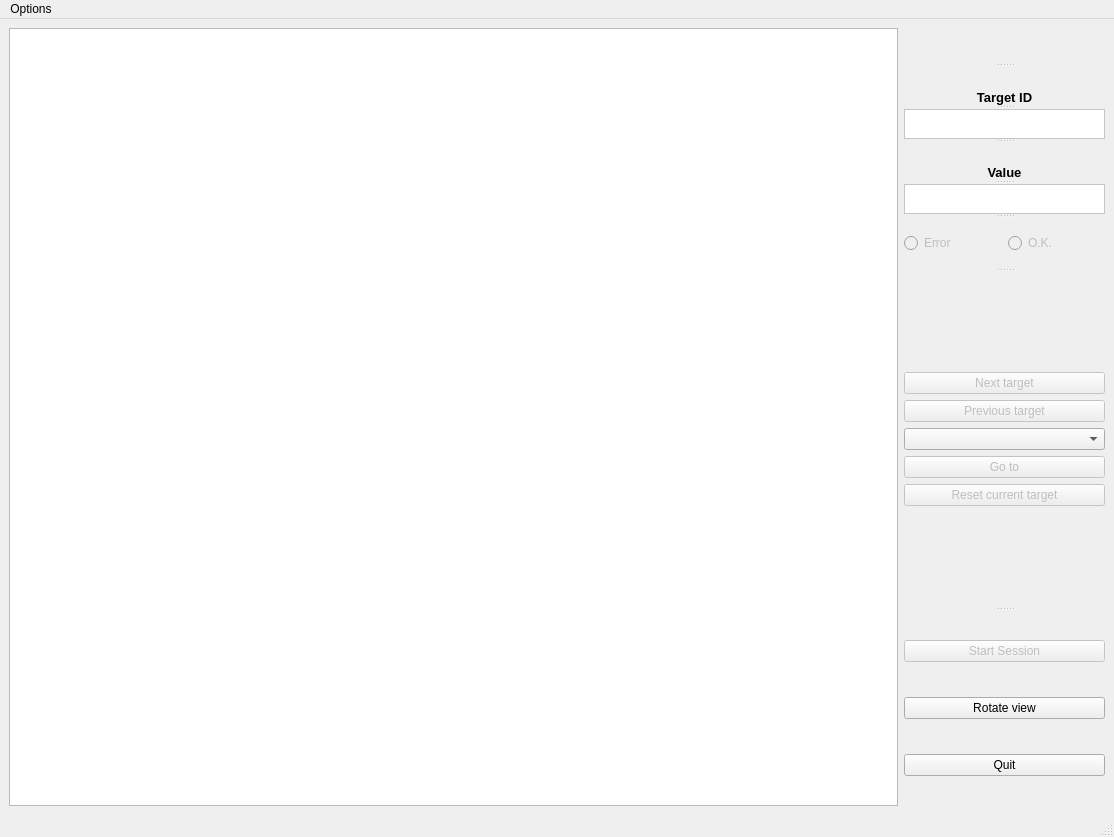
This is wacom_recorder/recorder_ui.ui in drordotan/writracker as Qt 5 draws it before an edit. The edited form follows.
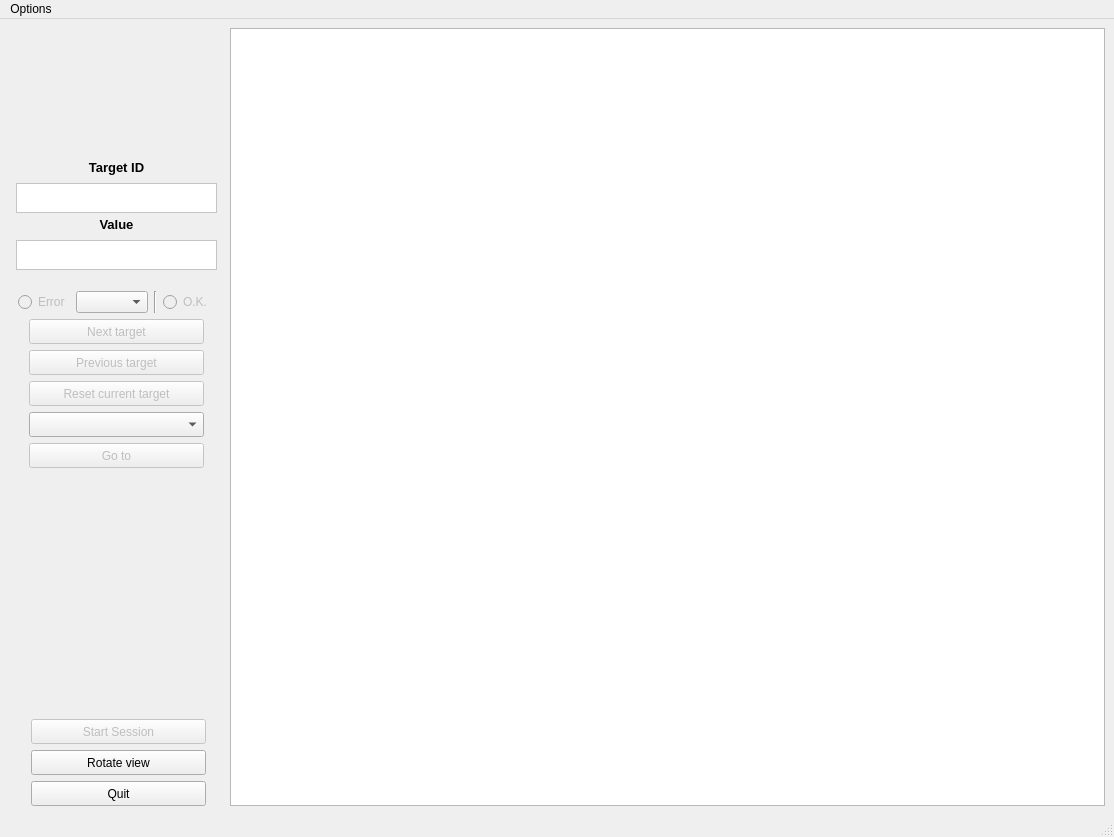
This is the edited form. Icons and pictures are not drawn.

Commit message:
Recorder: Change UI layout positioning
-Fix logo, logo size constraints
-Move menu to the left and fix button constraints
-Add ComboxBox for future error tagging support

The edit to the form file:
```diff
--- a/wacom_recorder/recorder_ui.ui
+++ b/wacom_recorder/recorder_ui.ui
@@ -17,66 +17,48 @@
    <bool>false</bool>
   </property>
   <widget class="QWidget" name="centralwidget">
-   <layout class="QHBoxLayout" name="horizontalLayout">
+   <layout class="QHBoxLayout" name="horizontalLayout_2">
     <item>
-     <widget class="QGraphicsView" name="tablet_paint_graphicsview">
-      <property name="minimumSize">
+     <layout class="QVBoxLayout" name="verticalLayout_2">
+      <item>
+       <spacer name="verticalSpacer_2">
+        <property name="orientation">
+         <enum>Qt::Vertical</enum>
+        </property>
+        <property name="sizeType">
+         <enum>QSizePolicy::Fixed</enum>
+        </property>
+        <property name="sizeHint" stdset="0">
        <size>
-        <width>800</width>
-        <height>600</height>
-       </size>
-      </property>
-      <property name="frameShape">
-       <enum>QFrame::StyledPanel</enum>
-      </property>
-      <property name="frameShadow">
-       <enum>QFrame::Plain</enum>
-      </property>
-      <property name="lineWidth">
-       <number>3</number>
-      </property>
-      <property name="midLineWidth">
-       <number>1</number>
-      </property>
-      <property name="verticalScrollBarPolicy">
-       <enum>Qt::ScrollBarAlwaysOff</enum>
-      </property>
-      <property name="horizontalScrollBarPolicy">
-       <enum>Qt::ScrollBarAlwaysOff</enum>
-      </property>
-      <property name="sizeAdjustPolicy">
-       <enum>QAbstractScrollArea::AdjustIgnored</enum>
-      </property>
-      <property name="foregroundBrush">
-       <brush brushstyle="NoBrush">
-        <color alpha="255">
-         <red>0</red>
-         <green>0</green>
-         <blue>0</blue>
-        </color>
-       </brush>
-      </property>
-      <property name="renderHints">
-       <set>QPainter::TextAntialiasing</set>
-      </property>
-      <property name="viewportUpdateMode">
-       <enum>QGraphicsView::MinimalViewportUpdate</enum>
-      </property>
-     </widget>
+          <width>20</width>
+          <height>10</height>
+         </size>
+        </property>
+       </spacer>
     </item>
     <item>
-     <widget class="QSplitter" name="splitter">
-      <property name="orientation">
-       <enum>Qt::Vertical</enum>
-      </property>
       <widget class="QLabel" name="label_3">
+        <property name="minimumSize">
+         <size>
+          <width>175</width>
+          <height>116</height>
+         </size>
+        </property>
+        <property name="maximumSize">
+         <size>
+          <width>200</width>
+          <height>149</height>
+         </size>
+        </property>
        <property name="text">
-        <string>&lt;html&gt;&lt;head/&gt;&lt;body&gt;&lt;p&gt;&lt;img src=&quot;img/writracker_logo.png&quot; width=70 height=100/&gt;&lt;/p&gt;&lt;/body&gt;&lt;/html&gt;</string>
+         <string>&lt;html&gt;&lt;head/&gt;&lt;body&gt;&lt;p&gt;&lt;img src=&quot;img/writracker_logo.png&quot; width=175 height=116/&gt;&lt;/p&gt;&lt;/body&gt;&lt;/html&gt;</string>
        </property>
        <property name="alignment">
         <set>Qt::AlignCenter</set>
        </property>
       </widget>
+      </item>
+      <item>
       <widget class="QLabel" name="label">
        <property name="font">
         <font>
@@ -92,6 +74,8 @@
         <set>Qt::AlignBottom|Qt::AlignHCenter</set>
        </property>
       </widget>
+      </item>
+      <item alignment="Qt::AlignHCenter">
       <widget class="QTextEdit" name="targetnum_textedit_value">
        <property name="enabled">
         <bool>false</bool>
@@ -126,6 +110,8 @@
         <enum>Qt::ScrollBarAlwaysOff</enum>
        </property>
       </widget>
+      </item>
+      <item>
       <widget class="QLabel" name="label_2">
        <property name="font">
         <font>
@@ -141,6 +127,8 @@
         <set>Qt::AlignBottom|Qt::AlignHCenter</set>
        </property>
       </widget>
+      </item>
+      <item alignment="Qt::AlignHCenter">
       <widget class="QTextEdit" name="target_textedit">
        <property name="enabled">
         <bool>false</bool>
@@ -175,9 +163,28 @@
         <enum>Qt::ScrollBarAlwaysOff</enum>
        </property>
       </widget>
-      <widget class="QWidget" name="horizontalLayoutWidget_3">
-       <layout class="QHBoxLayout" name="horizontalLayout_4">
+      </item>
         <item>
+       <spacer name="horizontalSpacer">
+        <property name="orientation">
+         <enum>Qt::Horizontal</enum>
+        </property>
+        <property name="sizeType">
+         <enum>QSizePolicy::Fixed</enum>
+        </property>
+        <property name="sizeHint" stdset="0">
+         <size>
+          <width>215</width>
+          <height>17</height>
+         </size>
+        </property>
+       </spacer>
+      </item>
+      <item>
+       <layout class="QVBoxLayout" name="verticalLayout">
+        <item>
+         <layout class="QHBoxLayout" name="horizontalLayout">
+          <item alignment="Qt::AlignRight">
          <widget class="QRadioButton" name="radiobtn_err">
           <property name="enabled">
            <bool>false</bool>
@@ -190,6 +197,16 @@
           </property>
          </widget>
         </item>
+          <item>
+           <widget class="QComboBox" name="combobox_errortype"/>
+          </item>
+          <item>
+           <widget class="Line" name="line">
+            <property name="orientation">
+             <enum>Qt::Vertical</enum>
+            </property>
+           </widget>
+          </item>
         <item>
          <widget class="QRadioButton" name="radiobtn_ok">
           <property name="enabled">
@@ -208,16 +225,24 @@
          </widget>
         </item>
        </layout>
-      </widget>
-      <widget class="QWidget" name="verticalLayoutWidget_2">
-       <layout class="QVBoxLayout" name="verticalLayout_7">
-        <item>
-         <layout class="QVBoxLayout" name="verticalLayout_3">
-          <item>
+        </item>
+        <item alignment="Qt::AlignHCenter">
            <widget class="QPushButton" name="next_btn">
             <property name="enabled">
              <bool>false</bool>
             </property>
+          <property name="minimumSize">
+           <size>
+            <width>175</width>
+            <height>25</height>
+           </size>
+          </property>
+          <property name="maximumSize">
+           <size>
+            <width>175</width>
+            <height>25</height>
+           </size>
+          </property>
             <property name="toolTip">
              <string>Save current trajectory and move to the next target</string>
             </property>
@@ -230,11 +255,23 @@
             </property>
            </widget>
           </item>
-          <item>
+        <item alignment="Qt::AlignHCenter">
            <widget class="QPushButton" name="prv_btn">
             <property name="enabled">
              <bool>false</bool>
             </property>
+          <property name="minimumSize">
+           <size>
+            <width>175</width>
+            <height>25</height>
+           </size>
+          </property>
+          <property name="maximumSize">
+           <size>
+            <width>175</width>
+            <height>16777215</height>
+           </size>
+          </property>
             <property name="toolTip">
              <string>Save current trajectory and move to the previous target</string>
             </property>
@@ -247,31 +284,23 @@
             </property>
            </widget>
           </item>
-          <item>
-           <widget class="QComboBox" name="combobox_targets"/>
-          </item>
-          <item>
-           <widget class="QPushButton" name="goto_btn">
-            <property name="enabled">
-             <bool>false</bool>
-            </property>
-            <property name="toolTip">
-             <string>Choose target from a list and continue from there.</string>
-            </property>
-            <property name="text">
-             <string>Go to</string>
-            </property>
-            <property name="icon">
-             <iconset>
-              <normaloff>img/magnifying_glass.png</normaloff>img/magnifying_glass.png</iconset>
-            </property>
-           </widget>
-          </item>
-          <item>
+        <item alignment="Qt::AlignHCenter">
            <widget class="QPushButton" name="reset_btn">
             <property name="enabled">
              <bool>false</bool>
             </property>
+          <property name="minimumSize">
+           <size>
+            <width>175</width>
+            <height>25</height>
+           </size>
+          </property>
+          <property name="maximumSize">
+           <size>
+            <width>175</width>
+            <height>16777215</height>
+           </size>
+          </property>
             <property name="toolTip">
              <string>Discard current trajectory and repeat current target</string>
             </property>
@@ -284,17 +313,88 @@
             </property>
            </widget>
           </item>
-         </layout>
+        <item alignment="Qt::AlignHCenter">
+         <widget class="QComboBox" name="combobox_targets">
+          <property name="minimumSize">
+           <size>
+            <width>175</width>
+            <height>25</height>
+           </size>
+          </property>
+          <property name="maximumSize">
+           <size>
+            <width>175</width>
+            <height>16777215</height>
+           </size>
+          </property>
+         </widget>
         </item>
-       </layout>
-      </widget>
-      <widget class="QWidget" name="verticalLayoutWidget">
+        <item alignment="Qt::AlignHCenter">
+         <widget class="QPushButton" name="goto_btn">
+          <property name="enabled">
+           <bool>false</bool>
+          </property>
+          <property name="minimumSize">
+           <size>
+            <width>175</width>
+            <height>25</height>
+           </size>
+          </property>
+          <property name="maximumSize">
+           <size>
+            <width>175</width>
+            <height>16777215</height>
+           </size>
+          </property>
+          <property name="toolTip">
+           <string>Choose target from a list and continue from there.</string>
+          </property>
+          <property name="text">
+           <string>Go to</string>
+          </property>
+          <property name="icon">
+           <iconset>
+            <normaloff>img/magnifying_glass.png</normaloff>img/magnifying_glass.png</iconset>
+          </property>
+         </widget>
+        </item>
+       </layout>
+      </item>
+      <item>
+       <spacer name="verticalSpacer">
+        <property name="orientation">
+         <enum>Qt::Vertical</enum>
+        </property>
+        <property name="sizeHint" stdset="0">
+         <size>
+          <width>20</width>
+          <height>40</height>
+         </size>
+        </property>
+       </spacer>
+      </item>
+      <item>
        <layout class="QVBoxLayout" name="verticalLayout_6">
-        <item>
+        <property name="leftMargin">
+         <number>5</number>
+        </property>
+        <item alignment="Qt::AlignHCenter">
          <widget class="QPushButton" name="start_ssn_btn">
           <property name="enabled">
            <bool>false</bool>
           </property>
+          <property name="minimumSize">
+           <size>
+            <width>175</width>
+            <height>25</height>
+           </size>
+          </property>
+          <property name="maximumSize">
+           <size>
+            <width>175</width>
+            <height>16777215</height>
+           </size>
+          </property>
           <property name="toolTip">
            <string>&lt;html&gt;&lt;head/&gt;&lt;body&gt;&lt;p&gt;Starts the session&lt;/p&gt;&lt;/body&gt;&lt;/html&gt;</string>
           </property>
@@ -307,11 +407,23 @@
           </property>
          </widget>
         </item>
-        <item>
+        <item alignment="Qt::AlignHCenter">
          <widget class="QPushButton" name="rotate_btn">
           <property name="enabled">
            <bool>true</bool>
           </property>
+          <property name="minimumSize">
+           <size>
+            <width>175</width>
+            <height>25</height>
+           </size>
+          </property>
+          <property name="maximumSize">
+           <size>
+            <width>175</width>
+            <height>16777215</height>
+           </size>
+          </property>
           <property name="toolTip">
            <string>&lt;html&gt;&lt;head/&gt;&lt;body&gt;&lt;p&gt;Starts the session&lt;/p&gt;&lt;/body&gt;&lt;/html&gt;</string>
           </property>
@@ -323,8 +435,20 @@
           </property>
          </widget>
         </item>
-        <item>
+        <item alignment="Qt::AlignHCenter">
          <widget class="QPushButton" name="quit_btn">
+          <property name="minimumSize">
+           <size>
+            <width>175</width>
+            <height>25</height>
+           </size>
+          </property>
+          <property name="maximumSize">
+           <size>
+            <width>175</width>
+            <height>16777215</height>
+           </size>
+          </property>
           <property name="text">
            <string>Quit</string>
           </property>
@@ -335,7 +459,53 @@
          </widget>
         </item>
        </layout>
-      </widget>
+      </item>
+     </layout>
+    </item>
+    <item>
+     <widget class="QGraphicsView" name="tablet_paint_graphicsview">
+      <property name="minimumSize">
+       <size>
+        <width>800</width>
+        <height>600</height>
+       </size>
+      </property>
+      <property name="frameShape">
+       <enum>QFrame::StyledPanel</enum>
+      </property>
+      <property name="frameShadow">
+       <enum>QFrame::Plain</enum>
+      </property>
+      <property name="lineWidth">
+       <number>3</number>
+      </property>
+      <property name="midLineWidth">
+       <number>1</number>
+      </property>
+      <property name="verticalScrollBarPolicy">
+       <enum>Qt::ScrollBarAlwaysOff</enum>
+      </property>
+      <property name="horizontalScrollBarPolicy">
+       <enum>Qt::ScrollBarAlwaysOff</enum>
+      </property>
+      <property name="sizeAdjustPolicy">
+       <enum>QAbstractScrollArea::AdjustIgnored</enum>
+      </property>
+      <property name="foregroundBrush">
+       <brush brushstyle="NoBrush">
+        <color alpha="255">
+         <red>0</red>
+         <green>0</green>
+         <blue>0</blue>
+        </color>
+       </brush>
+      </property>
+      <property name="renderHints">
+       <set>QPainter::TextAntialiasing</set>
+      </property>
+      <property name="viewportUpdateMode">
+       <enum>QGraphicsView::MinimalViewportUpdate</enum>
+      </property>
      </widget>
     </item>
    </layout>
```
Lines whose indentation alone changed are shown as unchanged.
